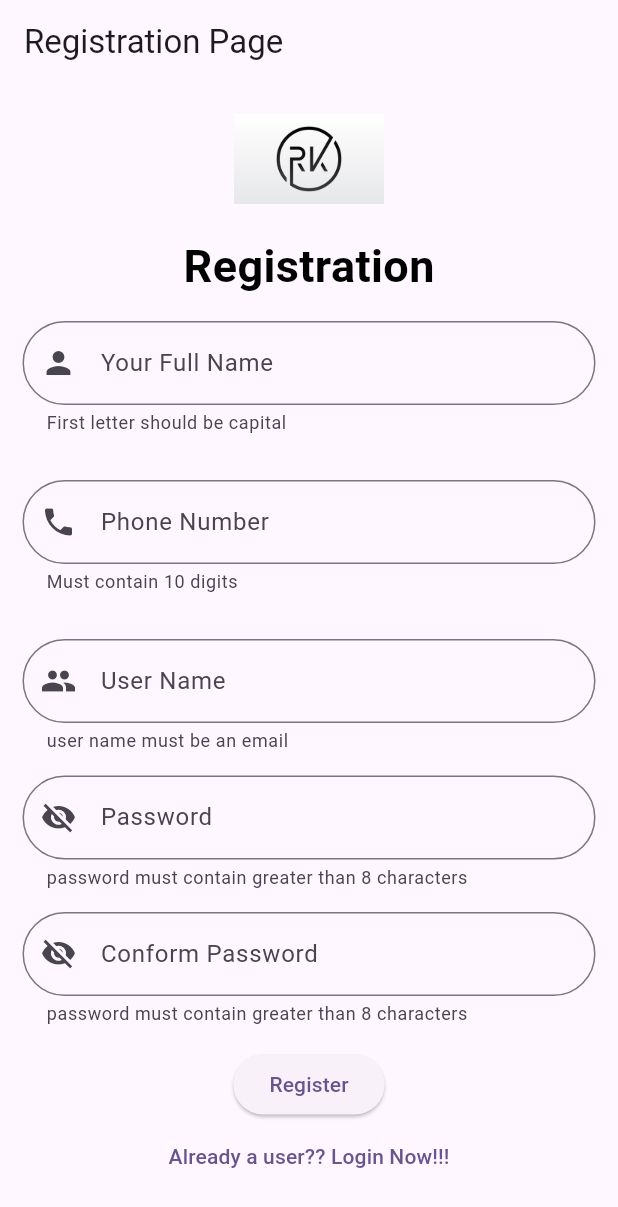
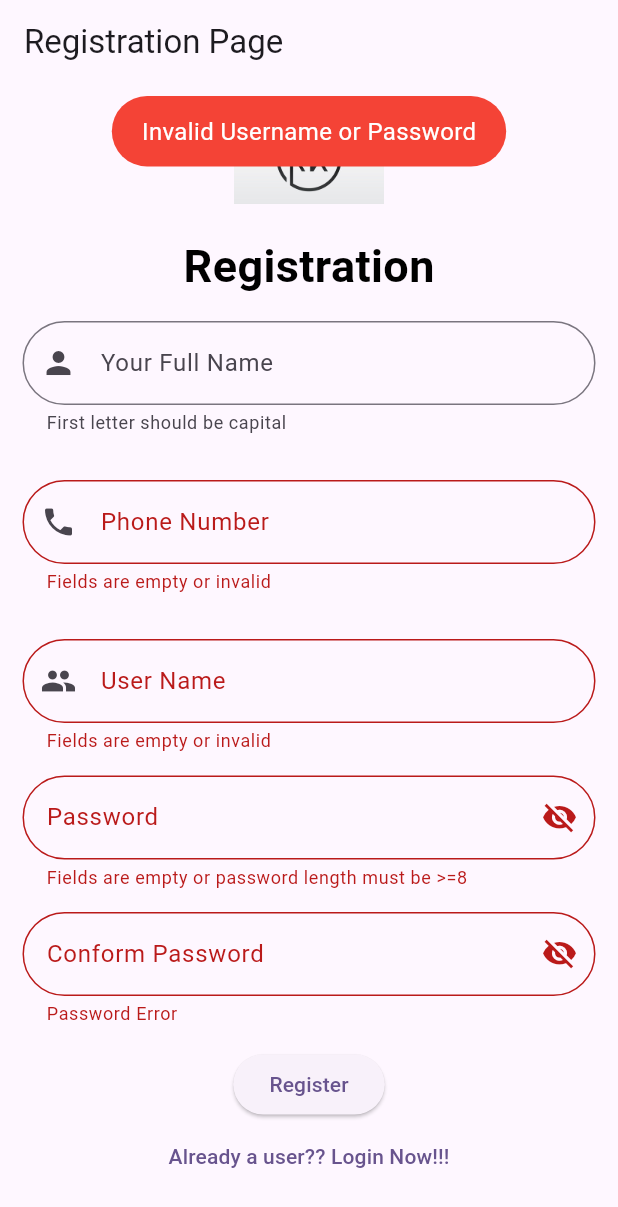
Before and after one commit to Rakeshps901/practise_project, a Flutter app: the Registration2 screen opened directly, after a tap on "Register", on a phone screen of 412 x 824 dp. Shown: the top 1207 px of the screen. Run offline on Flutter 3.47's test engine with Material 2 defaults, Android fonts, the phone set to English and light mode, and no system bars; our stand-ins replace fluttertoast, font_awesome_flutter.

Commit message:
initial commit

```diff
--- a/lib/registration.dart
+++ b/lib/registration.dart
@@ -7,7 +7,6 @@ void main()
   runApp(MaterialApp(home: Register(),));
 }
 class Register extends StatefulWidget {
-
   @override
   State<Register> createState() => _RegisterState();
 }
--- a/lib/registrationpage.dart
+++ b/lib/registrationpage.dart
@@ -1,4 +1,6 @@
 import 'package:flutter/material.dart';
+import 'package:practise_project/home.dart';
+import 'package:fluttertoast/fluttertoast.dart';
 
 class Registration2 extends StatefulWidget {
   @override
@@ -6,6 +8,10 @@ class Registration2 extends StatefulWidget {
 }
 
 class _RegistrationState extends State<Registration2> {
+  var formkey=GlobalKey<FormState>();
+  bool showpass=true;
+  bool showpass1=true;
+
   @override
   Widget build(BuildContext context) {
     return Scaffold(
@@ -13,6 +19,7 @@ class _RegistrationState extends State<Registration2> {
         title: const Text('Registration Page'),
       ),
       body: Form(
+        key: formkey,
         child: Column(
           children: [
             Image.asset(
@@ -28,7 +35,7 @@ class _RegistrationState extends State<Registration2> {
               padding: const EdgeInsets.all(15.0),
               child: TextFormField(
                 decoration: InputDecoration(
-                  prefixIcon: Icon(Icons.person),
+                    prefixIcon: Icon(Icons.person),
                     hintText: "Name",
                     labelText: "Your Full Name",
                     helperText: "First letter should be capital",
@@ -40,7 +47,7 @@ class _RegistrationState extends State<Registration2> {
               padding: const EdgeInsets.all(15.0),
               child: TextFormField(
                 decoration: InputDecoration(
-                  prefixIcon: Icon(Icons.phone),
+                    prefixIcon: Icon(Icons.phone),
                     hintText: "Phone Number",
                     labelText: "Phone Number",
                     helperText: "Must contain 10 digits",
@@ -59,7 +66,7 @@ class _RegistrationState extends State<Registration2> {
               padding: const EdgeInsets.all(15.0),
               child: TextFormField(
                 decoration: InputDecoration(
-                  prefixIcon: Icon(Icons.people),
+                    prefixIcon: Icon(Icons.people),
                     hintText: "Username",
                     labelText: "User Name",
                     helperText: "user name must be an email",
@@ -80,10 +87,22 @@ class _RegistrationState extends State<Registration2> {
                   right: 15,
                   bottom: 15),
               child: TextFormField(
-                obscureText: true,
+                obscureText: showpass,
                 obscuringCharacter: '*',
                 decoration: InputDecoration(
-                  prefixIcon: Icon(Icons.visibility_off_sharp),
+                    suffixIcon: IconButton(
+                        onPressed: () {
+                          setState(() {
+                            if (showpass == true) {
+                              showpass = false;
+                            } else {
+                              showpass = true;
+                            }
+                          });
+                        },
+                        icon: Icon(showpass == true
+                            ? Icons.visibility_off_sharp
+                            : Icons.visibility)),
                     hintText: "PassWord",
                     labelText: "Password",
                     helperText: "password must contain greater than 8 characters",
@@ -104,10 +123,22 @@ class _RegistrationState extends State<Registration2> {
                   right: 15,
                   bottom: 15),
               child: TextFormField(
-                obscureText: true,
+                obscureText: showpass1,
                 obscuringCharacter: '*',
                 decoration: InputDecoration(
-                  prefixIcon: Icon(Icons.visibility_off_sharp),
+                    suffixIcon: IconButton(
+                        onPressed: () {
+                          setState(() {
+                            if (showpass1 == true) {
+                              showpass1 = false;
+                            } else {
+                              showpass1 = true;
+                            }
+                          });
+                        },
+                        icon: Icon(showpass1 == true
+                            ? Icons.visibility_off_sharp
+                            : Icons.visibility)),
                     hintText: "Conform PassWord",
                     labelText: "Conform Password",
                     helperText: "password must contain greater than 8 characters",
@@ -122,7 +153,24 @@ class _RegistrationState extends State<Registration2> {
                 },
               ),
             ),
-            ElevatedButton(onPressed: () {}, child: Text("Register")),
+            ElevatedButton(onPressed: () {
+              final valid = formkey.currentState!.validate();
+              if(valid)
+              {
+                Navigator.of(context).pushReplacement(MaterialPageRoute(builder: (context)=>HomePage()));
+              }
+              else{
+                Fluttertoast.showToast(
+                    msg: "Invalid Username or Password",
+                    toastLength: Toast.LENGTH_SHORT,
+                    gravity: ToastGravity.TOP,
+                    // timeInSecForIosWeb: 1,
+                    backgroundColor: Colors.red,
+                    textColor: Colors.white,
+                    fontSize: 16.0
+                );
+              }
+            }, child: Text("Register")),
             TextButton(
                 onPressed: () {}, child: const Text("Already a user?? Login Now!!!"))
           ],
```
Also changed, not shown: lib/home.dart (added, +10 -0 lines).
